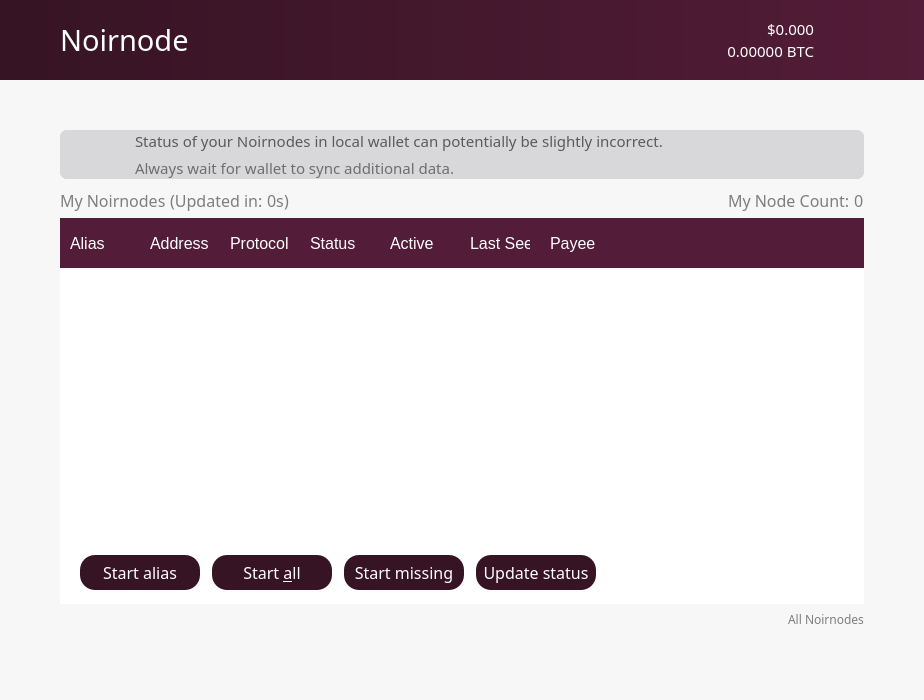
Above: src/qt/forms/noirnodes.ui from noirofficial/noir before the change. Below: the same form after it.
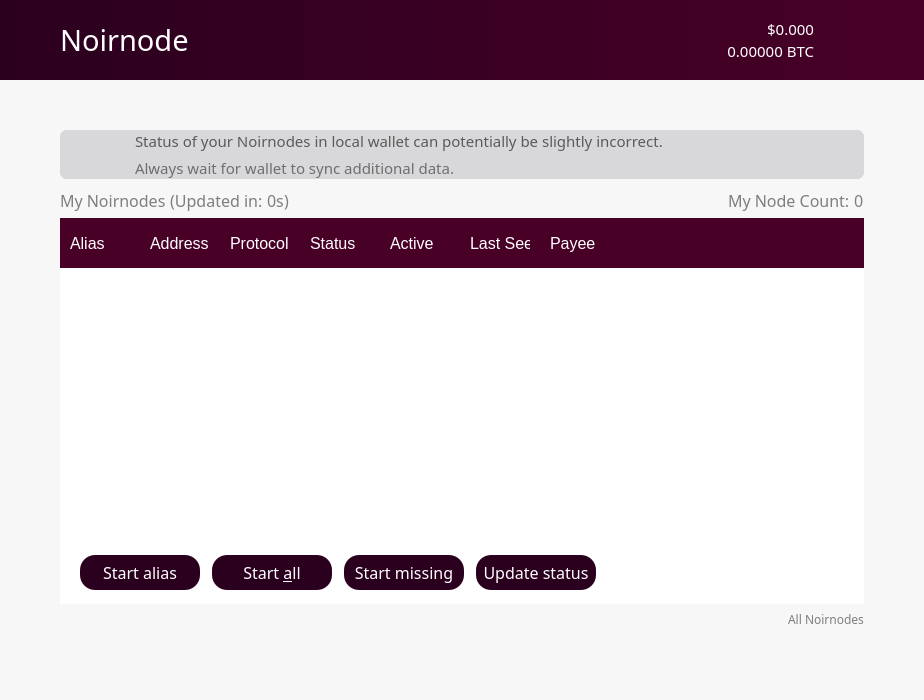
That is the form after the change. The open tabs and pages were chosen to show the change. Icons and pictures are not drawn.

Commit message: rebrand: update colors

What changed in the file:
```diff
--- a/src/qt/forms/noirnodes.ui
+++ b/src/qt/forms/noirnodes.ui
@@ -379,7 +379,7 @@
             <bool>false</bool>
            </property>
            <property name="styleSheet">
-            <string notr="true">background: QLinearGradient(x1: 0, y1: 0, x2: 1, y2: 0, stop: 0 #361423, stop: 1 #531c38);
+            <string notr="true">background: QLinearGradient(x1: 0, y1: 0, x2: 1, y2: 0, stop: 0 #2b001e, stop: 1 #480027);
 border:0;
 </string>
            </property>
@@ -1143,7 +1143,7 @@
                      </property>
                      <property name="styleSheet">
                       <string notr="true">
-QHeaderView::section {height:50; width: 100;border: 0px solid white; background-color: #531c38; color: white; font-size: 12pt;padding-left: 10; padding-right:10; } 
+QHeaderView::section {height:50; width: 100;border: 0px solid white; background-color: #480027; color: white; font-size: 12pt;padding-left: 10; padding-right:10; } 
 QHeaderView::down-arrow { image: url(:/icons/txdown); width: 8px; height: 8px; }
  QHeaderView::up-arrow { image: url(:/icons/txup); width: 8px; height: 8px; }
 
@@ -1160,7 +1160,7 @@
               padding: 4px;
 }
 QScrollBar:vertical {
-            border: 0px solid #531c38;
+            border: 0px solid #480027;
             background: transparent;
             width: 14px;
             margin: 0px 0px 0px 0px;
@@ -1332,7 +1332,7 @@
                        <property name="styleSheet">
                         <string notr="true">
 QPushButton {
-background-color: #361423;
+background-color: #2b001e;
 color: white;
 border-radius:15px;
 height:35px;
@@ -1377,7 +1377,7 @@
                        <property name="styleSheet">
                         <string notr="true">
 QPushButton {
-background-color: #361423;
+background-color: #2b001e;
 color: white;
 border-radius:15px;
 height:35px;
@@ -1422,7 +1422,7 @@
                        <property name="styleSheet">
                         <string notr="true">
 QPushButton {
-background-color: #361423;
+background-color: #2b001e;
 color: white;
 border-radius:15px;
 height:35px;
@@ -1467,7 +1467,7 @@
                        <property name="styleSheet">
                         <string notr="true">
 QPushButton {
-background-color: #361423;
+background-color: #2b001e;
 color: white;
 border-radius:15px;
 height:35px;
```
Left out of the diff: 12 changed lines with no effect on the pictures. The commit also changes 25 other files.
